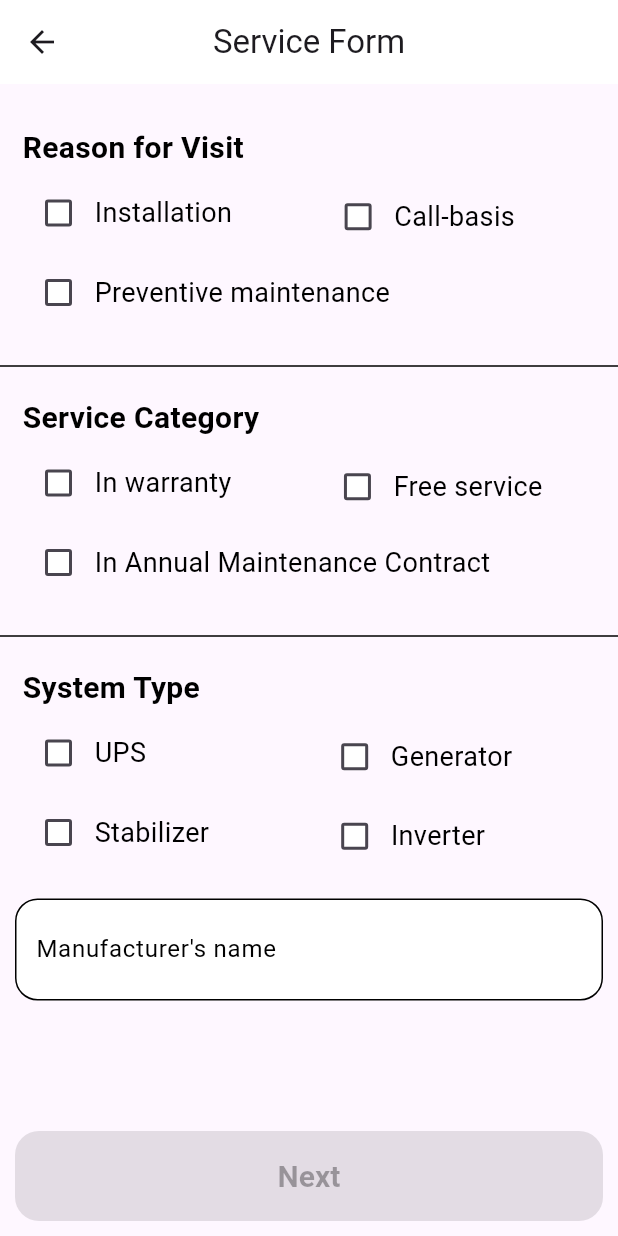
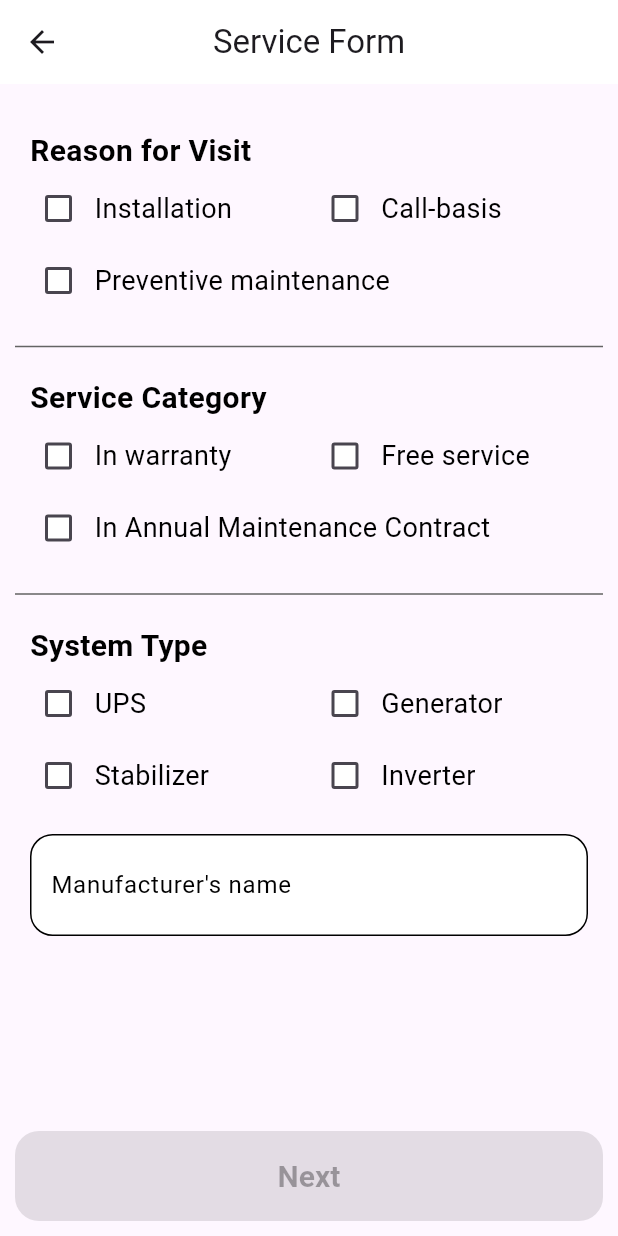
Before and after one commit to Integrated-Identities/SyncServe, a Flutter app: the ServiceForm screen opened directly, on a phone screen of 412 x 824 dp. Run offline on Flutter 3.47's test engine with Material 3 defaults, Android fonts, the phone set to English and light mode, and no system bars; missing offline and left inert: zod_validation; generated files the repository leaves out were written again.

Commit message:
Update UI and styles

```diff
--- a/lib/custom_controls/labeled_checkbox.dart
+++ b/lib/custom_controls/labeled_checkbox.dart
@@ -1,20 +1,19 @@
 import 'package:flutter/material.dart';
+import 'package:syncserve/theme/styles.dart';
 
 class LabeledCheckbox extends StatelessWidget {
   const LabeledCheckbox({
     super.key,
     required this.label,
-    required this.padding,
     required this.value,
     required this.onChanged,
-    this.textStyle,
+    this.padding = EdgeInsets.zero,
   });
 
   final String label;
   final EdgeInsets padding;
   final bool value;
   final Function(bool) onChanged;
-  final TextStyle? textStyle;
 
   @override
   Widget build(BuildContext context) {
@@ -34,7 +33,7 @@ class LabeledCheckbox extends StatelessWidget {
             ),
             Text(
               label,
-              style: textStyle,
+              style: AppStyle.labelText,
             ),
           ],
         ),
--- a/lib/theme/styles.dart
+++ b/lib/theme/styles.dart
@@ -111,23 +111,21 @@ class AppStyle {
     checkColor: WidgetStateColor.resolveWith((states) => Colors.white),
   );
 
-  // SERVICEFORM LABEL TEXT STYLE
-  static const TextStyle serviceFormLabelText = TextStyle(
+  // SECTION TITLE TEXT STYLE
+  static const TextStyle sectionTitleText = TextStyle(
     fontSize: 20,
     fontWeight: FontWeight.bold,
     color: Colors.black,
   );
 
-  // LEFT PADDING FOR THE LABELS OF SERVICE FORM
-  static const EdgeInsets serviceFormLabelPadding =
-      EdgeInsets.fromLTRB(15, 0, 0, 5);
+  // SECTION TITLE PADDING
+  static const EdgeInsets sectionTitlePadding =
+      EdgeInsets.symmetric(horizontal: 10);
 
-  // SERVICEFORM LABEL TEXT STYLE
-  static const TextStyle serviceFormText = TextStyle(
-    fontSize: 18,
-    color: Colors.black,
-  );
+  // SECTION CONTENT PADDING
+  static const EdgeInsets sectionContentPadding =
+      EdgeInsets.symmetric(horizontal: 5);
 
   // DIVIDER COLOR
-  static const Color dividerColor = Colors.black;
+  static const Color dividerColor = Color.fromARGB(255, 100, 100, 100);
 }
--- a/lib/view/service_form.dart
+++ b/lib/view/service_form.dart
@@ -2,7 +2,7 @@ import 'package:flutter/material.dart';
 import 'package:flutter_gen/gen_l10n/app_localizations.dart';
 import 'package:syncserve/theme/styles.dart';
 import 'package:syncserve/custom_controls/labeled_checkbox.dart';
-import 'package:syncserve/view/service_checklist_view.dart';
+import 'package:syncserve/view/service_checklist.dart';
 import 'package:zod_validation/zod_validation.dart';
 import 'package:syncserve/view_model/service_form_view_model.dart';
 
@@ -44,58 +44,70 @@ class _ServiceFormState extends State<ServiceForm> {
           children: [
             Expanded(
               child: SingleChildScrollView(
+                child: Padding(
+                  padding: EdgeInsets.fromLTRB(10, 30, 10, 0),
                   child: Form(
                     key: _formKey,
                     child: Column(
+                      mainAxisAlignment: MainAxisAlignment.start,
+                      crossAxisAlignment: CrossAxisAlignment.start,
                       children: [
                         Padding(
-                        padding: EdgeInsets.fromLTRB(15, 28, 0, 5),
-                        child: Row(
-                          children: [
-                            Text(
+                          padding: AppStyle.sectionTitlePadding,
+                          child: Text(
                             AppLocalizations.of(context)!.reasonForVisit,
-                              style: AppStyle.serviceFormLabelText,
-                            ),
-                          ],
+                            style: AppStyle.sectionTitleText,
                           ),
                         ),
+                        Padding(
+                          padding: AppStyle.sectionContentPadding,
+                          child: Column(
+                            children: [
                               Row(
                                 children: [
-                          LabeledCheckbox(
-                            label: AppLocalizations.of(context)!.installation,
-                            padding: AppStyle.serviceFormLabelPadding,
+                                  Expanded(
+                                    child: LabeledCheckbox(
+                                      label: AppLocalizations.of(context)!
+                                          .installation,
                                       value: viewModel!.isInstallationSelected,
                                       onChanged: (value) {
                                         setState(() {
-                                viewModel!.setInstallationSelected(value);
+                                          viewModel!
+                                              .setInstallationSelected(value);
                                         });
                                       },
-                            textStyle: AppStyle.serviceFormText,
                                     ),
-                          LabeledCheckbox(
-                            label: AppLocalizations.of(context)!.callBasis,
-                            padding: EdgeInsets.only(left: 60),
+                                  ),
+                                  Expanded(
+                                    child: LabeledCheckbox(
+                                      label: AppLocalizations.of(context)!
+                                          .callBasis,
                                       value: viewModel!.isCallBasisSelected,
                                       onChanged: (value) {
                                         setState(() {
-                                viewModel!.setCallBasisSelected(value);
+                                          viewModel!
+                                              .setCallBasisSelected(value);
                                         });
                                       },
-                            textStyle: AppStyle.serviceFormText,
+                                    ),
                                   ),
                                 ],
                               ),
                               LabeledCheckbox(
-                        label:
-                            AppLocalizations.of(context)!.preventiveMaintenance,
-                        padding: AppStyle.serviceFormLabelPadding,
-                        value: viewModel!.isPreventiveMaintenanceSelected,
+                                label: AppLocalizations.of(context)!
+                                    .preventiveMaintenance,
+                                value:
+                                    viewModel!.isPreventiveMaintenanceSelected,
                                 onChanged: (value) {
                                   setState(() {
-                            viewModel!.setPreventiveMaintenanceSelected(value);
+                                    viewModel!.setPreventiveMaintenanceSelected(
+                                      value,
+                                    );
                                   });
                                 },
-                        textStyle: AppStyle.serviceFormText,
+                              ),
+                            ],
+                          ),
                         ),
                         SizedBox(
                           height: 40,
@@ -104,54 +116,59 @@ class _ServiceFormState extends State<ServiceForm> {
                             color: AppStyle.dividerColor,
                           ),
                         ),
+                        Padding(
+                          padding: AppStyle.sectionTitlePadding,
+                          child: Text(
+                            AppLocalizations.of(context)!.serviceCategory,
+                            style: AppStyle.sectionTitleText,
+                          ),
+                        ),
+                        Padding(
+                          padding: AppStyle.sectionContentPadding,
+                          child: Column(
+                            children: [
                               Row(
                                 children: [
-                          Padding(
-                            padding: AppStyle.serviceFormLabelPadding,
-                            child: Text(
-                              AppLocalizations.of(context)!.serviceCategory,
-                              style: AppStyle.serviceFormLabelText,
+                                  Expanded(
+                                    child: LabeledCheckbox(
+                                      label: AppLocalizations.of(context)!
+                                          .inWarranty,
+                                      value: viewModel!.isInWarrantySelected,
+                                      onChanged: (value) {
+                                        setState(() {
+                                          viewModel!
+                                              .setInWarrantySelected(value);
+                                        });
+                                      },
+                                    ),
+                                  ),
+                                  Expanded(
+                                    child: LabeledCheckbox(
+                                      label: AppLocalizations.of(context)!
+                                          .inFreeService,
+                                      value: viewModel!.isInFreeServiceSelected,
+                                      onChanged: (value) {
+                                        setState(() {
+                                          viewModel!
+                                              .setInFreeServiceSelected(value);
+                                        });
+                                      },
                                     ),
                                   ),
                                 ],
                               ),
-                      Row(
-                        children: [
                               LabeledCheckbox(
-                            textStyle: AppStyle.serviceFormText,
-                            label: AppLocalizations.of(context)!.inWarranty,
-                            padding: AppStyle.serviceFormLabelPadding,
-                            value: viewModel!.isInWarrantySelected,
-                            onChanged: (value) {
-                              setState(() {
-                                viewModel!.setInWarrantySelected(value);
-                              });
-                            },
-                          ),
-                          LabeledCheckbox(
-                            textStyle: AppStyle.serviceFormText,
-                            label: AppLocalizations.of(context)!.inFreeService,
-                            padding: EdgeInsets.only(left: 60),
-                            value: viewModel!.isInFreeServiceSelected,
-                            onChanged: (value) {
-                              setState(() {
-                                viewModel!.setInFreeServiceSelected(value);
-                              });
-                            },
-                          ),
-                        ],
-                      ),
-                      LabeledCheckbox(
-                        textStyle: AppStyle.serviceFormText,
                                 label: AppLocalizations.of(context)!
                                     .inAnnualMaintenanceContract,
-                        padding: AppStyle.serviceFormLabelPadding,
                                 value: viewModel!.isInAnnualSelected,
                                 onChanged: (value) {
                                   setState(() {
                                     viewModel!.setInAnnualSelected(value);
                                   });
                                 },
+                              ),
+                            ],
+                          ),
                         ),
                         SizedBox(
                           height: 40,
@@ -160,74 +177,85 @@ class _ServiceFormState extends State<ServiceForm> {
                             color: AppStyle.dividerColor,
                           ),
                         ),
+                        Padding(
+                          padding: AppStyle.sectionTitlePadding,
+                          child: Text(
+                            AppLocalizations.of(context)!.systemType,
+                            style: AppStyle.sectionTitleText,
+                          ),
+                        ),
+                        Padding(
+                          padding: AppStyle.sectionContentPadding,
+                          child: Column(
+                            children: [
                               Row(
                                 children: [
-                          Padding(
-                            padding: AppStyle.serviceFormLabelPadding,
-                            child: Text(
-                              AppLocalizations.of(context)!.systemType,
-                              style: AppStyle.serviceFormLabelText,
+                                  Expanded(
+                                    child: LabeledCheckbox(
+                                      label: AppLocalizations.of(context)!.ups,
+                                      value: viewModel!.isInUPSSelected,
+                                      onChanged: (value) {
+                                        setState(() {
+                                          viewModel!.setInUPSSelected(value);
+                                        });
+                                      },
+                                    ),
+                                  ),
+                                  Expanded(
+                                    child: LabeledCheckbox(
+                                      label: AppLocalizations.of(context)!
+                                          .generator,
+                                      value: viewModel!.isInGeneratorSelected,
+                                      onChanged: (value) {
+                                        setState(() {
+                                          viewModel!
+                                              .setInGeneratorSelected(value);
+                                        });
+                                      },
                                     ),
                                   ),
                                 ],
                               ),
                               Row(
                                 children: [
-                          LabeledCheckbox(
-                            label: AppLocalizations.of(context)!.ups,
-                            padding: AppStyle.serviceFormLabelPadding,
-                            value: viewModel!.isInUPSSelected,
+                                  Expanded(
+                                    child: LabeledCheckbox(
+                                      label: AppLocalizations.of(context)!
+                                          .stabilizer,
+                                      value: viewModel!.isInStabilizerSelected,
                                       onChanged: (value) {
                                         setState(() {
-                                viewModel!.setInUPSSelected(value);
-                              });
-                            },
-                            textStyle: AppStyle.serviceFormText,
-                          ),
-                          LabeledCheckbox(
-                            textStyle: AppStyle.serviceFormText,
-                            label: AppLocalizations.of(context)!.generator,
-                            padding: EdgeInsets.only(left: 115),
-                            value: viewModel!.isInGeneratorSelected,
-                            onChanged: (value) {
-                              setState(() {
-                                viewModel!.setInGeneratorSelected(value);
+                                          viewModel!
+                                              .setInStabilizerSelected(value);
                                         });
                                       },
                                     ),
-                        ],
                                   ),
-                      Row(
-                        children: [
-                          LabeledCheckbox(
-                            label: AppLocalizations.of(context)!.stabilizer,
-                            padding: AppStyle.serviceFormLabelPadding,
-                            value: viewModel!.isInStabilizerSelected,
-                            onChanged: (value) {
-                              setState(() {
-                                viewModel!.setInStabilizerSelected(value);
-                              });
-                            },
-                            textStyle: AppStyle.serviceFormText,
-                          ),
-                          LabeledCheckbox(
-                            textStyle: AppStyle.serviceFormText,
-                            label: AppLocalizations.of(context)!.inverter,
-                            padding: EdgeInsets.only(left: 73),
+                                  Expanded(
+                                    child: LabeledCheckbox(
+                                      label: AppLocalizations.of(context)!
+                                          .inverter,
                                       value: viewModel!.isInInverterSelected,
                                       onChanged: (value) {
                                         setState(() {
-                                viewModel!.setInInverterSelected(value);
+                                          viewModel!
+                                              .setInInverterSelected(value);
                                         });
                                       },
                                     ),
+                                  ),
                                 ],
+                              ),
+                            ],
+                          ),
                         ),
                         Padding(
                           padding: const EdgeInsets.fromLTRB(10, 15, 10, 0),
                           child: TextFormField(
                             validator: (value) {
-                            if (!viewModel!.isManufacturerTouched) return null;
+                              if (!viewModel!.isManufacturerTouched) {
+                                return null;
+                              }
                               if (value == null || value.trim().isEmpty) {
                                 return AppLocalizations.of(context)!
                                     .manufacturerNameRequired;
@@ -263,6 +291,7 @@ class _ServiceFormState extends State<ServiceForm> {
                   ),
                 ),
               ),
+            ),
             Padding(
               padding: AppStyle.bottomAreaPadding,
               child: ElevatedButton(
```
Also changed, not shown: lib/view/service_checklist.dart (renamed from lib/view/service_checklist_view.dart). Lines whose indentation alone changed are shown as unchanged.
